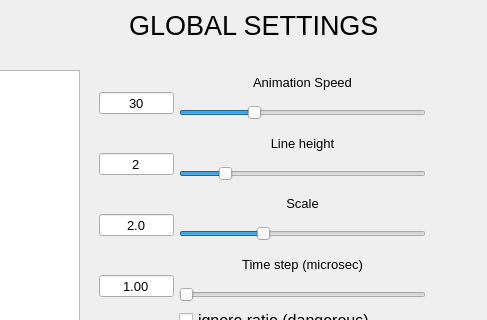
First picture: the form in mainwindow.ui, repository AFrunz/PhysModel, before the edit; both pictures show x 731 to 1218 and y 0 to 320 of the 1218 by 802 pixel window.
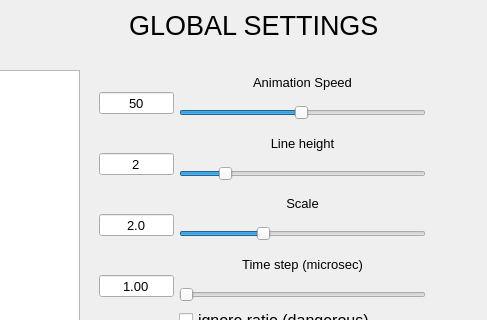
Second picture: the form after the edit.

Diff of the .ui file:
```diff
--- a/mainwindow.ui
+++ b/mainwindow.ui
@@ -161,7 +161,7 @@
         <number>100</number>
        </property>
        <property name="value">
-        <number>30</number>
+        <number>50</number>
        </property>
       </widget>
      </item>
@@ -276,7 +276,7 @@
         <number>100</number>
        </property>
        <property name="value">
-        <number>30</number>
+        <number>50</number>
        </property>
        <property name="orientation">
         <enum>Qt::Horizontal</enum>
```
